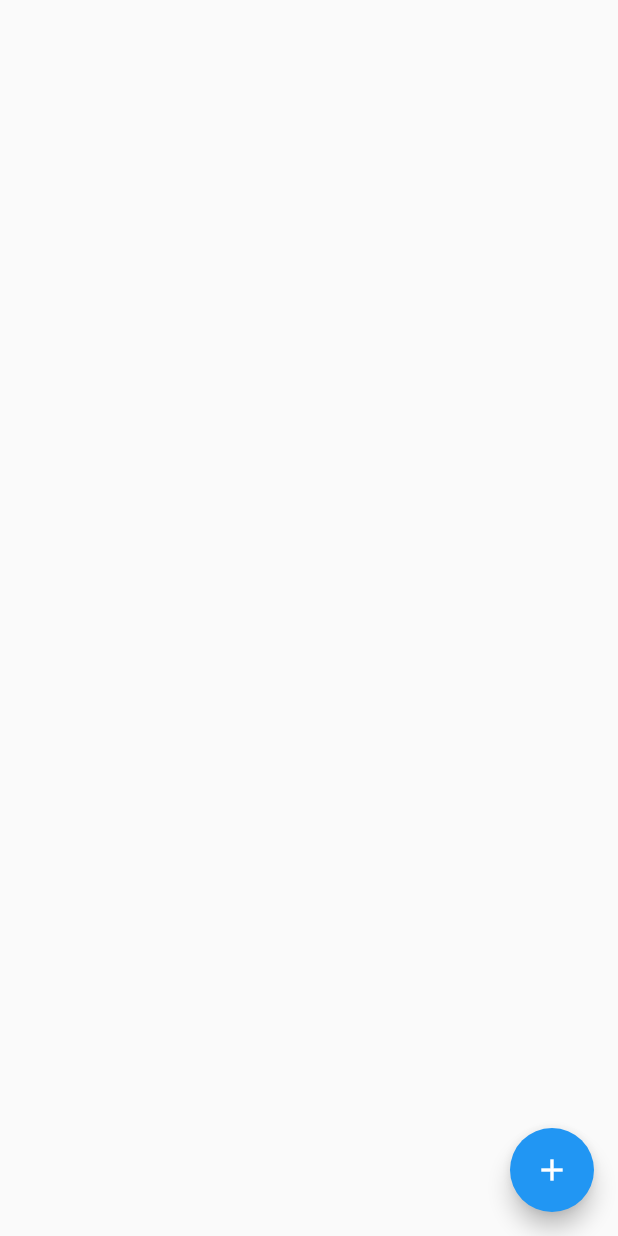
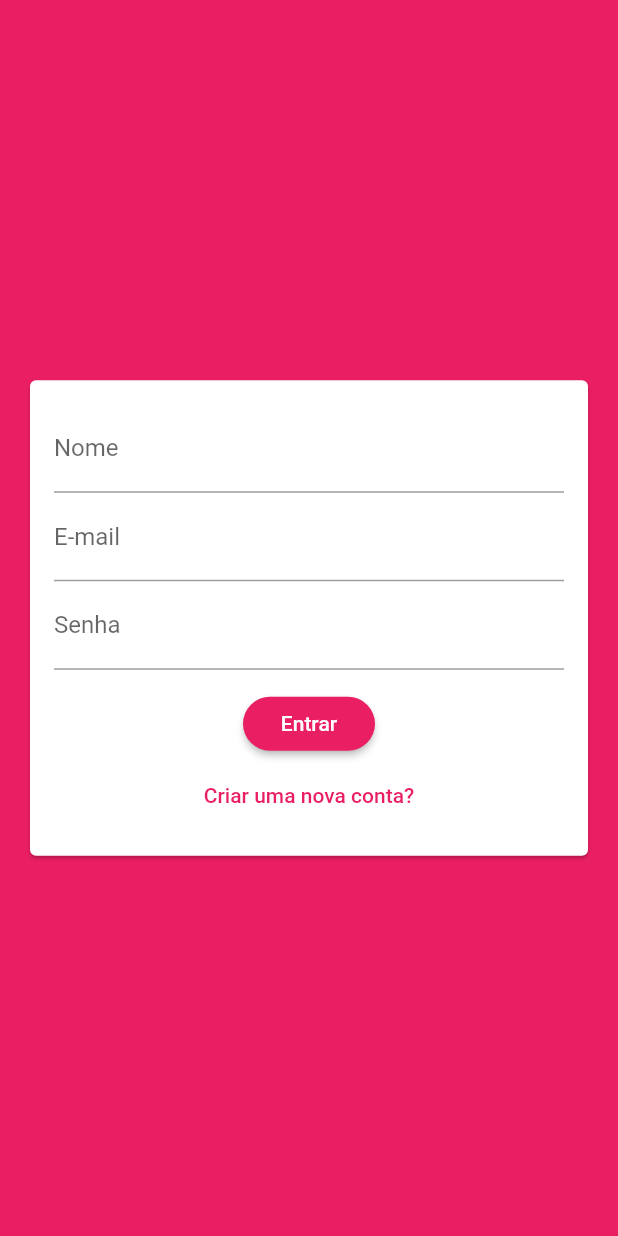
Before and after one commit to rodolforoc/my-chat, a Flutter app: the screen it shows after launch, on a phone screen of 412 x 824 dp. Run offline on Flutter 3.47's test engine with Material 2 defaults, Android fonts, the phone set to English and light mode, and no system bars; our stand-ins replace cloud_firestore; accounts and stored records are empty.

Commit message:
add auth screen and new styles

```diff
--- a/lib/main.dart
+++ b/lib/main.dart
@@ -1,4 +1,5 @@
 import 'package:flutter/material.dart';
+import 'package:myChat/screens/auth_screen.dart';
 import 'package:myChat/screens/chat_screen.dart';
 
 void main() {
@@ -11,10 +12,19 @@ class MyApp extends StatelessWidget {
     return MaterialApp(
       title: 'Flutter Chat',
       theme: ThemeData(
-        primarySwatch: Colors.blue,
+        primarySwatch: Colors.pink,
+        backgroundColor: Colors.pink,
+        accentColor: Colors.deepPurple,
+        accentColorBrightness: Brightness.dark,
+        buttonTheme: ButtonTheme.of(context).copyWith(
+            buttonColor: Colors.pink,
+            textTheme: ButtonTextTheme.primary,
+            shape: RoundedRectangleBorder(
+              borderRadius: BorderRadius.circular(20),
+            )),
         visualDensity: VisualDensity.adaptivePlatformDensity,
       ),
-      home: ChatScreen(),
+      home: AuthScreen(),
     );
   }
 }
--- /dev/null
+++ b/lib/screens/auth_screen.dart
@@ -0,0 +1,17 @@
+import 'package:flutter/material.dart';
+import 'package:myChat/widgets/auth_form.dart';
+
+class AuthScreen extends StatefulWidget {
+  @override
+  _AuthScreenState createState() => _AuthScreenState();
+}
+
+class _AuthScreenState extends State<AuthScreen> {
+  @override
+  Widget build(BuildContext context) {
+    return Scaffold(
+      backgroundColor: Theme.of(context).primaryColor,
+      body: AuthForm(),
+    );
+  }
+}
--- a/lib/screens/chat_screen.dart
+++ b/lib/screens/chat_screen.dart
@@ -27,7 +27,11 @@ class ChatScreen extends StatelessWidget {
       ),
       floatingActionButton: FloatingActionButton(
         child: Icon(Icons.add),
-        onPressed: () {},
+        onPressed: () {
+          Firestore.instance.collection('chat').add({
+            'text': 'Adicionado manualmente',
+          });
+        },
       ),
     );
   }
--- /dev/null
+++ b/lib/widgets/auth_form.dart
@@ -0,0 +1,54 @@
+import 'package:flutter/material.dart';
+
+class AuthForm extends StatefulWidget {
+  @override
+  _AuthFormState createState() => _AuthFormState();
+}
+
+class _AuthFormState extends State<AuthForm> {
+  @override
+  Widget build(BuildContext context) {
+    return Center(
+      child: Card(
+        margin: EdgeInsets.all(20),
+        child: SingleChildScrollView(
+          child: Padding(
+            padding: EdgeInsets.all(16),
+            child: Form(
+              child: Column(
+                children: [
+                  TextFormField(
+                    decoration: InputDecoration(
+                      labelText: 'Nome',
+                    ),
+                  ),
+                  TextFormField(
+                    decoration: InputDecoration(
+                      labelText: 'E-mail',
+                    ),
+                  ),
+                  TextFormField(
+                    obscureText: true,
+                    decoration: InputDecoration(
+                      labelText: 'Senha',
+                    ),
+                  ),
+                  SizedBox(height: 12),
+                  RaisedButton(
+                    child: Text('Entrar'),
+                    onPressed: () {},
+                  ),
+                  FlatButton(
+                    textColor: Theme.of(context).primaryColor,
+                    child: Text('Criar uma nova conta?'),
+                    onPressed: () {},
+                  )
+                ],
+              ),
+            ),
+          ),
+        ),
+      ),
+    );
+  }
+}
```
